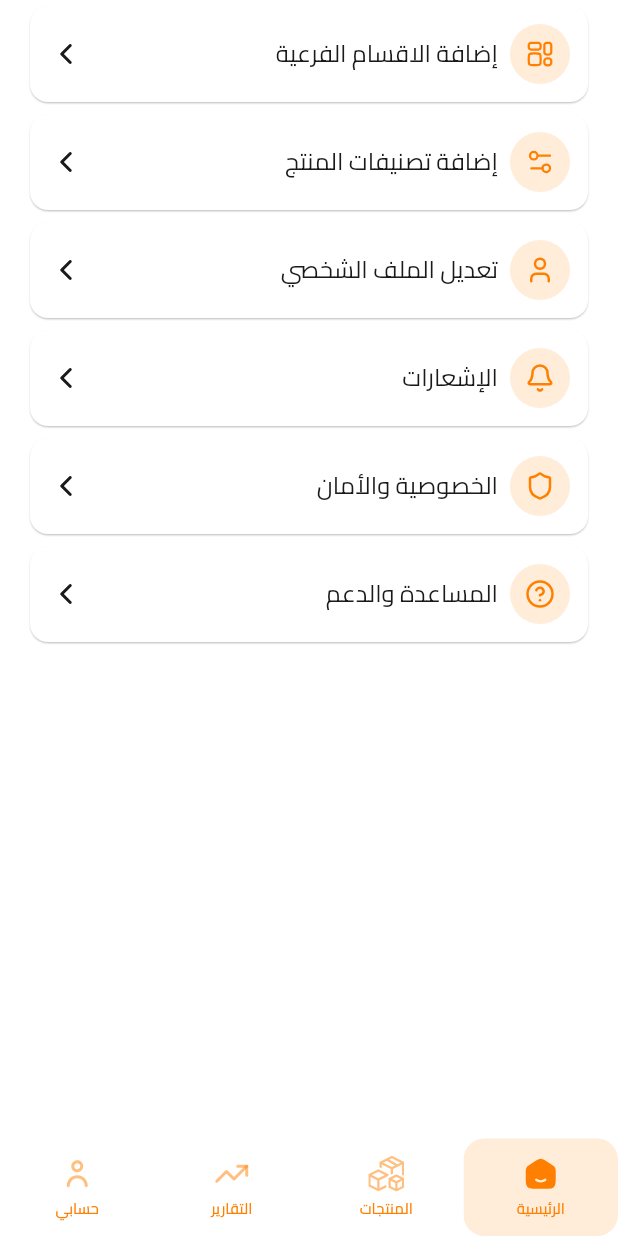
After one commit to AhmedNasser24/Bastogah_app, a Flutter app: the screen it shows after launch, on a phone screen of 412 x 824 dp. The commit adds this screen. Run offline on Flutter 3.47's test engine with Material 3 defaults, Android fonts, the light colour scheme and no system bars; our stand-ins replace dartz, dio, easy_localization, equatable, flutter_bloc, flutter_svg and 5 more; statements that could not run were skipped.

Commit message:
make profile tile

```diff
--- a/assets/translations/ar.json
+++ b/assets/translations/ar.json
@@ -1,16 +1,16 @@
 {
-  "yes" : "نعم" ,
+  "yes": "نعم",
   "check_your_internet_connection_and_try_again": "تحقق من اتصالك بالإنترنت وحاول مرة أخرى",
   "validation": {
     "required_field": "هذا الحقل مطلوب",
-    "invalid_number" : "رقم غير صالح",
-    "invalid_phone_number" : "رقم هاتف غير صالح"
+    "invalid_number": "رقم غير صالح",
+    "invalid_phone_number": "رقم هاتف غير صالح"
   },
-  "auth" : {
+  "auth": {
     "forget_password": "نسيت كلمة المرور؟",
     "forget_password_subtitle": "أدخل رقم هاتفك وسنرسل لك رمز التحقق لإعادة تعيين كلمة المرور.",
-    "phone_number" : "رقم الهاتف",
-    "send_otp" : "أرسال لي رمز التحقق",
+    "phone_number": "رقم الهاتف",
+    "send_otp": "أرسال لي رمز التحقق",
     "remembered_password": "تذكرت كلمة المرور؟",
     "login": "تسجيل الدخول",
     "login_successful": "تم تسجيل الدخول بنجاح",
@@ -19,14 +19,13 @@
     "confirm_otp": "تأكيد الرمز",
     "resend_otp": "إعادة الإرسال({seconds})",
     "do_not_receive_otp": "لم يصلك الرمز؟",
-    "create_new_password" : "أنشاء كلمة مرور جديدة",
+    "create_new_password": "أنشاء كلمة مرور جديدة",
     "create_new_password_subtitle": "من فضلك أنشئ كلمة مرور قوية لحماية حسابك.",
-    "update_password": "تحديث كلمة المرور" ,
+    "update_password": "تحديث كلمة المرور",
     "new_password": "كلمة المرور الجديدة",
     "confirm_password": "تأكيد كلمة المرور الجديدة",
     "passwords_do_not_match": "كلمتا المرور غير متطابقتان"
   },
-
 
   "merchant": {
     "welcome": "مرحبًا بك",
@@ -92,14 +91,14 @@
     "total_amount": "إجمالي المبلغ",
     "enter_total_amount": "أدخل المبلغ الإجمالي...",
     "enter_delivery_amount": "ادخل مبلغ التوصيل...",
-    "add_order" : "إضافة الطلب",
+    "add_order": "إضافة الطلب",
     "client_has_no_location": "العميل ليس لديه موقع محفوظ",
     "product_details": "تفاصيل المنتج",
-    "edit" : "تعديل",
-    "more_options"  : "إضافات (اختياري)",
-    "remove_ingredients" : "إزالة مكونات",
-    "most_popular" :"يظهر في الاكثر مبيعاً",
-    "top_rated" : "الأعلى تقييماً",
+    "edit": "تعديل",
+    "more_options": "إضافات (اختياري)",
+    "remove_ingredients": "إزالة مكونات",
+    "most_popular": "يظهر في الاكثر مبيعاً",
+    "top_rated": "الأعلى تقييماً",
     "add_product": "إضافة منتج",
     "edit_product": "تعديل المنتج",
     "product_name": "اسم المنتج",
@@ -108,13 +107,21 @@
     "enter_product_price": "0 د.ع",
     "product_description": "وصف المنتج",
     "enter_product_description": "أدخل وصف المنتج...",
-    "category" : "التصنيف",
-    "select_category" : "اختر التصنيف",
+    "category": "التصنيف",
+    "select_category": "اختر التصنيف",
     "available_additions": "الاضافات المتاحة",
     "select_available_additions": "اختر الاضافات المتاحة",
     "removable_ingredients": "المكونات القابلة للإزالة",
     "select_removable_ingredients": "اختر المكونات القابلة للإزالة",
-    "save": "حفظ" ,
-    "add" : "إضافة"
+    "save": "حفظ",
+    "add": "إضافة",
+    "profile": {
+      "add_subcategories": "إضافة الاقسام الفرعية",
+      "add_product_categories": "إضافة تصنيفات المنتج ",
+      "edit_profile": "تعديل الملف الشخصي",
+      "notification": "الإشعارات",
+      "privacy": "الخصوصية والأمان",
+      "help": "المساعدة والدعم"
+    }
   }
 }
--- a/lib/core/routing/app_route.dart
+++ b/lib/core/routing/app_route.dart
@@ -15,7 +15,7 @@
 
 GoRouter appRouter = GoRouter(
   navigatorKey: _rootNavigatorKey,
-  initialLocation: RouteName.merchantProducts,
+  initialLocation: RouteName.merchantProfile,
   routes: [
     GoRoute(
       path: RouteName.splash,
--- a/lib/core/routing/routes/merchant_routes.dart
+++ b/lib/core/routing/routes/merchant_routes.dart
@@ -1,6 +1,7 @@
 import 'package:bastogah_app/features/merchant_feature/home/presentation/views/merchant_home_view.dart';
 import 'package:bastogah_app/features/merchant_feature/home/presentation/views/merchant_order_details_view.dart';
 import 'package:bastogah_app/features/merchant_feature/products/presentation/views/merchant_products_view.dart';
+import 'package:bastogah_app/features/merchant_feature/profile/presentation/views/merchant_profile_view.dart';
 import 'package:flutter/material.dart';
 import 'package:go_router/go_router.dart';
 
@@ -69,7 +70,7 @@
         pageBuilder: (context, state) => buildPageWithSlideTransition(
           context: context,
           state: state,
-          child: const Center(child: Text('profile')),
+          child: const MerchantProfileView(),
         ),
       ),
     ],
--- a/lib/core/theme/app_icons.dart
+++ b/lib/core/theme/app_icons.dart
@@ -36,6 +36,8 @@
 
   static const String iconsEmptyImage = "assets/icons/empty_image.svg";
 
+  static const String iconsFilterProfileIcon = "assets/icons/filter_profile_icon.svg";
+
   static const String iconsForgetPasswordPhoneIcon = "assets/icons/forget_password_phone_icon.svg";
 
   static const String iconsForwardIcon = "assets/icons/forward_icon.svg";
@@ -58,9 +60,13 @@
 
   static const String iconsNotificationIcon = "assets/icons/notification_icon.svg";
 
+  static const String iconsNotificationProfileIcon = "assets/icons/notification_profile_icon.svg";
+
   static const String iconsPerson24Icon = "assets/icons/person24_icon.svg";
 
   static const String iconsPersonIcon = "assets/icons/person_icon.svg";
+
+  static const String iconsPersonProfileIcon = "assets/icons/person_profile_icon.svg";
 
   static const String iconsPhone16Icon = "assets/icons/phone16_icon.svg";
 
@@ -69,6 +75,12 @@
   static const String iconsPin16Icon = "assets/icons/pin16_icon.svg";
 
   static const String iconsPin24Icon = "assets/icons/pin24_icon.svg";
+
+  static const String iconsPrivacyProfileIcon = "assets/icons/privacy_profile_icon.svg";
+
+  static const String iconsProfileAdditionIcon = "assets/icons/profile_addition_icon.svg";
+
+  static const String iconsQuestionProfileIcon = "assets/icons/question_profile_icon.svg";
 
   static const String iconsReloadIcon = "assets/icons/reload_icon.svg";
 
--- /dev/null
+++ b/lib/features/merchant_feature/profile/presentation/views/merchant_profile_view.dart
@@ -0,0 +1,100 @@
+import 'package:bastogah_app/core/theme/app_colors.dart';
+import 'package:bastogah_app/core/theme/app_font_style.dart';
+import 'package:easy_localization/easy_localization.dart';
+import 'package:flutter/material.dart';
+import 'package:flutter_svg/flutter_svg.dart';
+import 'package:gap/gap.dart';
+
+import '../../../../../core/theme/app_icons.dart';
+
+class MerchantProfileView extends StatelessWidget {
+  const MerchantProfileView({super.key});
+
+  @override
+  Widget build(BuildContext context) {
+    return SingleChildScrollView(
+      child: Column(
+        children: [
+          profileTile(
+            context,
+            imagePath: AppIcons.iconsProfileAdditionIcon,
+            title: "merchant.profile.add_subcategories".tr(),
+            onTap: () {},
+          ),
+          profileTile(
+            context,
+            imagePath: AppIcons.iconsFilterProfileIcon,
+            title: "merchant.profile.add_product_categories".tr(),
+            onTap: () {},
+          ),
+          profileTile(
+            context,
+            imagePath: AppIcons.iconsPersonProfileIcon,
+            title: "merchant.profile.edit_profile".tr(),
+            onTap: () {},
+          ),
+          profileTile(
+            context,
+            imagePath: AppIcons.iconsNotificationProfileIcon,
+            title: "merchant.profile.notification".tr(),
+            onTap: () {},
+          ),
+          profileTile(
+            context,
+            imagePath: AppIcons.iconsPrivacyProfileIcon,
+            title: "merchant.profile.privacy".tr(),
+            onTap: () {},
+          ),
+          profileTile(
+            context,
+            imagePath: AppIcons.iconsQuestionProfileIcon,
+            title: "merchant.profile.help".tr(),
+            onTap: () {},
+          ),
+          const Gap(20),
+        ],
+      ),
+    );
+  }
+
+  GestureDetector profileTile(
+    BuildContext context, {
+    required String imagePath,
+    required String title,
+    required VoidCallback onTap,
+  }) {
+    return GestureDetector(
+      onTap: onTap,
+      child: Card(
+        elevation: 0.5,
+        color: AppColors.white,
+        child: Container(
+          padding: const EdgeInsets.all(12),
+          decoration: BoxDecoration(borderRadius: BorderRadius.circular(16)),
+          child: Center(
+            child: Row(
+              children: [
+                Container(
+                  width: 40,
+                  height: 40,
+
+                  decoration: const BoxDecoration(
+                    color: AppColors.secondary,
+                    shape: BoxShape.circle,
+                  ),
+                  child: Center(
+                    child: SvgPicture.asset(imagePath, fit: BoxFit.cover),
+                  ),
+                ),
+                const Gap(8),
+                Text(title, style: AppFontStyle.regular16black1A(context)),
+                const Spacer(),
+                SvgPicture.asset(AppIcons.iconsForwardIcon, fit: BoxFit.cover),
+              ],
+            ),
+          ),
+        ),
+      ),
+    );
+  }
+}
```
Also changed, not shown: assets/icons/filter_profile_icon.svg (added), assets/icons/notification_profile_icon.svg (added), assets/icons/person_profile_icon.svg (added), assets/icons/privacy_profile_icon.svg (added), assets/icons/profile_addition_icon.svg (added), assets/icons/question_profile_icon.svg (added).
